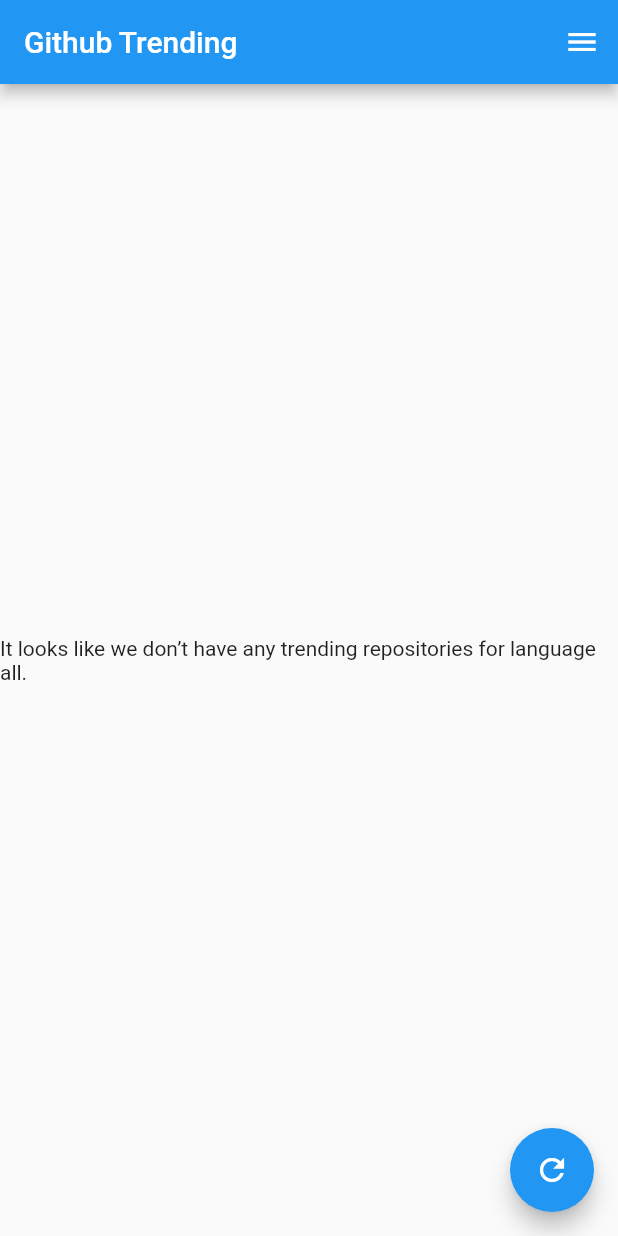
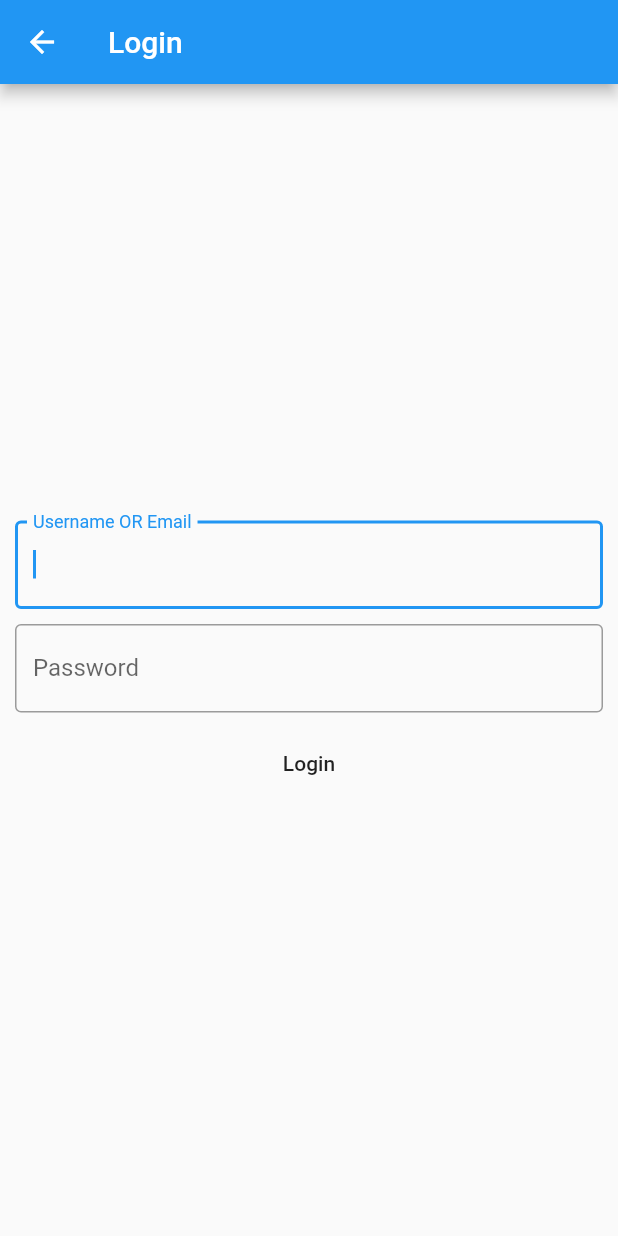
Before and after one commit to myfreax/Github-Trending-App, a Flutter app: the screen it shows after launch, on a phone screen of 412 x 824 dp. Run offline on Flutter 3.47's test engine with Material 2 defaults, Android fonts, the phone set to English and light mode, and no system bars; our stand-ins replace flutter_redux, redux, webview_flutter; missing offline and left inert: github_trend; statements that could not run were skipped.

Commit message:
Add login page

```diff
--- a/lib/actions/actions.dart
+++ b/lib/actions/actions.dart
@@ -1,39 +1,49 @@
 import 'package:github_trend/github_trend.dart';
 
-class ToggleRepoAction {
-  Repo repo;
-  ToggleRepoAction(this.repo);
+class LoginAction {
+  final Map<String, String> user;
+  LoginAction(this.user);
+}
+
+class LoginedAction {
+  final Map<String, String> user;
+  LoginedAction(this.user);
+}
+
+class LoginFailAction {
+  final String loginErrMsg;
+  LoginFailAction(this.loginErrMsg);
 }
 
 class ToggleLanguageAction {
-  String language;
+  final String language;
   ToggleLanguageAction(this.language);
 }
 
 class LoadLanguagesAction {}
 
 class LanguagesLoadedAction {
-  List<String> languages;
+  final List<String> languages;
   LanguagesLoadedAction(this.languages);
 }
 
 class LanguagesNotLoadedAction {
-  String languagesErrMsg;
+  final String languagesErrMsg;
   LanguagesNotLoadedAction(this.languagesErrMsg);
 }
 
 class LoadDetailAction {
-  String url;
+  final String url;
   LoadDetailAction(this.url);
 }
 
 class DetailLoadedAction {
-  String detail;
+  final String detail;
   DetailLoadedAction(this.detail);
 }
 
 class DetailNotLoadedAction {
-  String errorMsg;
+  final String errorMsg;
   DetailNotLoadedAction(this.errorMsg);
 }
 
@@ -45,12 +55,12 @@ class LoadReposAction {
 }
 
 class ReposLoadedAction {
-  List<Repo> repos;
+  final List<Repo> repos;
 
   ReposLoadedAction(this.repos);
 }
 
 class ReposNotLoadedAction {
-  String reposErrMsg;
+  final String reposErrMsg;
   ReposNotLoadedAction(this.reposErrMsg);
 }
--- /dev/null
+++ b/lib/containers/app_login.dart
@@ -0,0 +1,42 @@
+import 'package:GTA/actions/actions.dart';
+import 'package:GTA/models/app_state.dart';
+import 'package:GTA/presentation/widgets/login_form.dart';
+import 'package:GTA/selectors/selectors.dart';
+import 'package:flutter/material.dart';
+import 'package:flutter_redux/flutter_redux.dart';
+import 'package:redux/redux.dart';
+
+class AppLogin extends StatelessWidget {
+  @override
+  Widget build(BuildContext context) {
+    return StoreConnector<AppState, _ViewModel>(
+      converter: _ViewModel.fromStore,
+      builder: (context, vm) {
+        return LoginForm(
+          loading: vm.loading,
+          loginErrMsg: vm.loginErrMsg,
+          login: vm.login,
+        );
+      },
+    );
+  }
+}
+
+class _ViewModel {
+  final String loginErrMsg;
+  final bool loading;
+  final void Function({@required String username, @required String password})
+      login;
+  _ViewModel(
+      {@required this.login,
+      @required this.loading,
+      @required this.loginErrMsg});
+  static _ViewModel fromStore(Store<AppState> store) {
+    return _ViewModel(
+        loginErrMsg: loginErrMsgSelector(store),
+        loading: loadingSelector(store),
+        login: ({@required String username, @required String password}) {
+          store.dispatch(LoginAction({username: username, password: password}));
+        });
+  }
+}
--- a/lib/main.dart
+++ b/lib/main.dart
@@ -20,7 +20,7 @@ class ReduxApp extends StatelessWidget {
     return StoreProvider<AppState>(
       store: store,
       child: MaterialApp(
-          initialRoute: '/',
+          initialRoute: Routes.login,
           theme: ThemeData(
             primarySwatch: Colors.blue,
           ),
--- a/lib/models/app_state.dart
+++ b/lib/models/app_state.dart
@@ -7,10 +7,10 @@ import 'package:github_trend/github_trend.dart';
 /// Must be decorated with immutable decorator App state
 @immutable
 class AppState {
-  /// Load the status of the repositories list
+  final Map<String, String> user;
+
   final bool isLoading;
 
-  /// epositories list
   final List<Repo> repos;
 
   final List<String> languages;
@@ -25,16 +25,20 @@ class AppState {
 
   final String reposErrMsg;
 
+  final String loginErrMsg;
+
   final String languagesErrMsg;
 
   AppState(
       {this.isLoading = false,
       this.repos = const [],
+      this.user = null,
       this.detail = '',
       this.language = 'all',
       this.languages = const [],
       this.since = Since.daily,
       this.reposErrMsg = '',
+      this.loginErrMsg = '',
       this.languagesErrMsg = '',
       this.repo = null});
 
--- a/lib/presentation/home_page.dart
+++ b/lib/presentation/home_page.dart
@@ -2,6 +2,7 @@ import 'package:GTA/containers/app_languges.dart';
 import 'package:GTA/containers/app_repos.dart';
 import 'package:GTA/containers/reflesh_repos.dart';
 import 'package:flutter/material.dart';
+import 'package:GTA/routes.dart';
 
 class HomePage extends StatefulWidget {
   final void Function() onInit;
@@ -24,6 +25,16 @@ class HomeState extends State<HomePage> {
   @override
   Widget build(BuildContext context) {
     return Scaffold(
+      drawer: Drawer(
+        child: ListView(
+          children: <Widget>[
+            ListTile(
+              onTap: () => Navigator.of(context).pushNamed(Routes.login),
+              title: Text('login'),
+            )
+          ],
+        ),
+      ),
       appBar: AppBar(
         title: Text('Github Trending'),
       ),
--- a/lib/presentation/login_page.dart
+++ b/lib/presentation/login_page.dart
@@ -1,3 +1,4 @@
+import 'package:GTA/containers/app_login.dart';
 import 'package:flutter/material.dart';
 import 'package:flutter/widgets.dart';
 
@@ -5,9 +6,10 @@ class LoginPage extends StatelessWidget {
   @override
   Widget build(BuildContext context) {
     return Scaffold(
-      body: Center(
-        child: Text('login view'),
+      appBar: AppBar(
+        title: Text('Login'),
       ),
+      body: Container(padding: EdgeInsets.all(10), child: AppLogin()),
     );
   }
 }
--- /dev/null
+++ b/lib/presentation/widgets/login_form.dart
@@ -0,0 +1,106 @@
+import 'package:flutter/cupertino.dart';
+import 'package:flutter/material.dart';
+
+class LoginForm extends StatefulWidget {
+  final String loginErrMsg;
+  final bool loading;
+  final void Function({@required String username, @required String password})
+      login;
+
+  LoginForm(
+      {Key key,
+      @required this.login,
+      @required this.loading,
+      @required this.loginErrMsg})
+      : super(key: key);
+  @override
+  State<StatefulWidget> createState() {
+    return LoginFormState(login: login);
+  }
+}
+
+class LoginFormState extends State<LoginForm> {
+  final void Function({@required String username, @required String password})
+      login;
+  LoginFormState({Key key, @required this.login}) : super();
+  final passwdCtrl = TextEditingController();
+  final usernameCtrl = TextEditingController();
+
+  @override
+  void dispose() {
+    // Clean up the controller when the widget is disposed.
+    usernameCtrl.dispose();
+    passwdCtrl.dispose();
+    super.dispose();
+  }
+
+  _submit() {
+    if (usernameCtrl.text.isEmpty) {
+      return showDialog(
+        context: context,
+        builder: (context) {
+          return AlertDialog(
+            content: Text('Username Cannot Be Empty'),
+          );
+        },
+      );
+    }
+
+    if (passwdCtrl.text.isEmpty) {
+      return showDialog(
+        context: context,
+        builder: (context) {
+          return AlertDialog(
+            content: Text('Password Cannot Be Empty'),
+          );
+        },
+      );
+    }
+    login(username: usernameCtrl.text, password: passwdCtrl.text);
+  }
+
+  @override
+  Widget build(BuildContext context) {
+    return Column(
+      mainAxisAlignment: MainAxisAlignment.center,
+      children: <Widget>[
+        Padding(
+          padding: EdgeInsets.only(bottom: 10),
+          child: Row(children: <Widget>[
+            Expanded(
+              child: TextField(
+                autofocus: true,
+                controller: usernameCtrl,
+                obscureText: false,
+                decoration: InputDecoration(
+                  border: OutlineInputBorder(),
+                  labelText: 'Username OR Email',
+                ),
+              ),
+            ),
+          ]),
+        ),
+        Padding(
+          padding: EdgeInsets.only(bottom: 10),
+          child: Row(children: <Widget>[
+            Expanded(
+              child: TextField(
+                autofocus: true,
+                controller: passwdCtrl,
+                obscureText: true,
+                decoration: InputDecoration(
+                  border: OutlineInputBorder(),
+                  labelText: 'Password',
+                ),
+              ),
+            ),
+          ]),
+        ),
+        FlatButton(
+          child: Text('Login'),
+          onPressed: _submit,
+        ),
+      ],
+    );
+  }
+}
--- a/lib/reducers/app_state_reducer.dart
+++ b/lib/reducers/app_state_reducer.dart
@@ -4,7 +4,8 @@ import 'package:GTA/reducers/language_err_msg_reducer.dart';
 import 'package:GTA/reducers/language_reducer.dart';
 import 'package:GTA/reducers/languages_redcer.dart';
 import 'package:GTA/reducers/loading_reducer.dart';
-import 'package:GTA/reducers/repo_reducer.dart';
+import 'package:GTA/reducers/login_err_mgs_reducer.dart';
+import 'package:GTA/reducers/login_reducer.dart';
 import 'package:GTA/reducers/repos_err_msg_reducer.dart';
 import 'package:GTA/reducers/repos_reducer.dart';
 
@@ -15,8 +16,9 @@ AppState appReducer(AppState state, action) {
       repos: reposReducer(state.repos, action),
       languages: languagesReducer(state.languages, action),
       language: languageReducer(state.language, action),
-      repo: repoReducer(state.repo, action),
       detail: detailReducer(state.detail, action),
+      user: loginReducer(state.user, action),
+      loginErrMsg: loginErrMsgReducer(state.loginErrMsg, action),
       languagesErrMsg: languageErrMsgReducer(state.languagesErrMsg, action),
       reposErrMsg: reposErrMsgReducer(state.reposErrMsg, action));
 }
--- a/lib/reducers/loading_reducer.dart
+++ b/lib/reducers/loading_reducer.dart
@@ -10,6 +10,9 @@ final loadingReducer = combineReducers<bool>([
   TypedReducer<bool, LanguagesNotLoadedAction>(_setLoaded),
   TypedReducer<bool, DetailLoadedAction>(_setLoaded),
   TypedReducer<bool, DetailNotLoadedAction>(_setLoaded),
+  TypedReducer<bool, LoginAction>(_setLoading),
+  TypedReducer<bool, LoginFailAction>(_setLoaded),
+  TypedReducer<bool, LoginedAction>(_setLoaded),
 ]);
 
 bool _setLoaded(bool state, action) {
--- a/lib/selectors/selectors.dart
+++ b/lib/selectors/selectors.dart
@@ -18,5 +18,7 @@ String detailSelector(Store<AppState> store) => store.state.detail;
 
 String reposErrMsgSelector(Store<AppState> store) => store.state.reposErrMsg;
 
+String loginErrMsgSelector(Store<AppState> store) => store.state.loginErrMsg;
+
 String languagesErrMsgSelector(Store<AppState> store) =>
     store.state.languagesErrMsg;
```
Also changed, not shown: lib/middleware/app_middleware.dart (+25 -2 lines), lib/reducers/login_err_mgs_reducer.dart (added, +9 -0 lines), lib/reducers/login_reducer.dart (added, +10 -0 lines).
